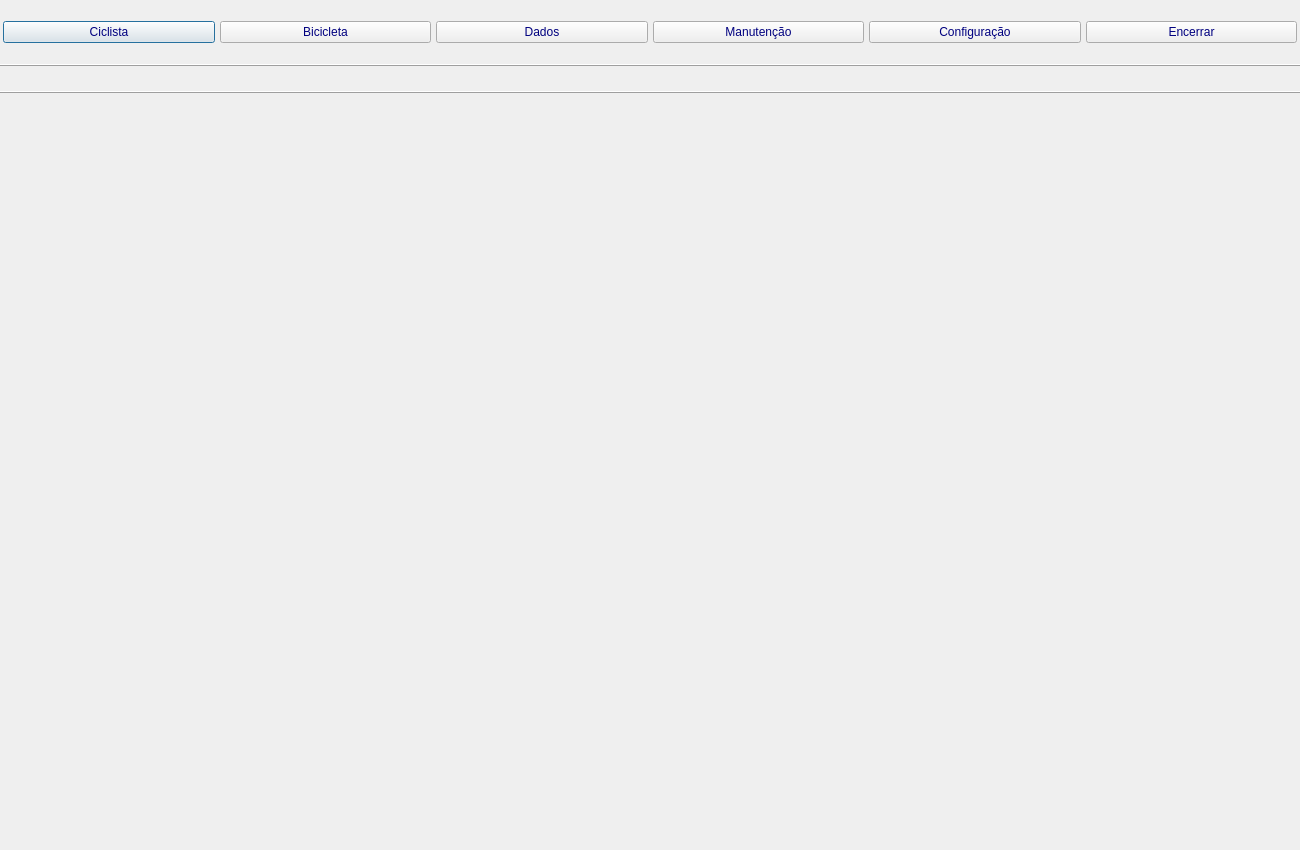
LasFreitas/Bike, file Screen/frmMain.ui: the form before one commit.
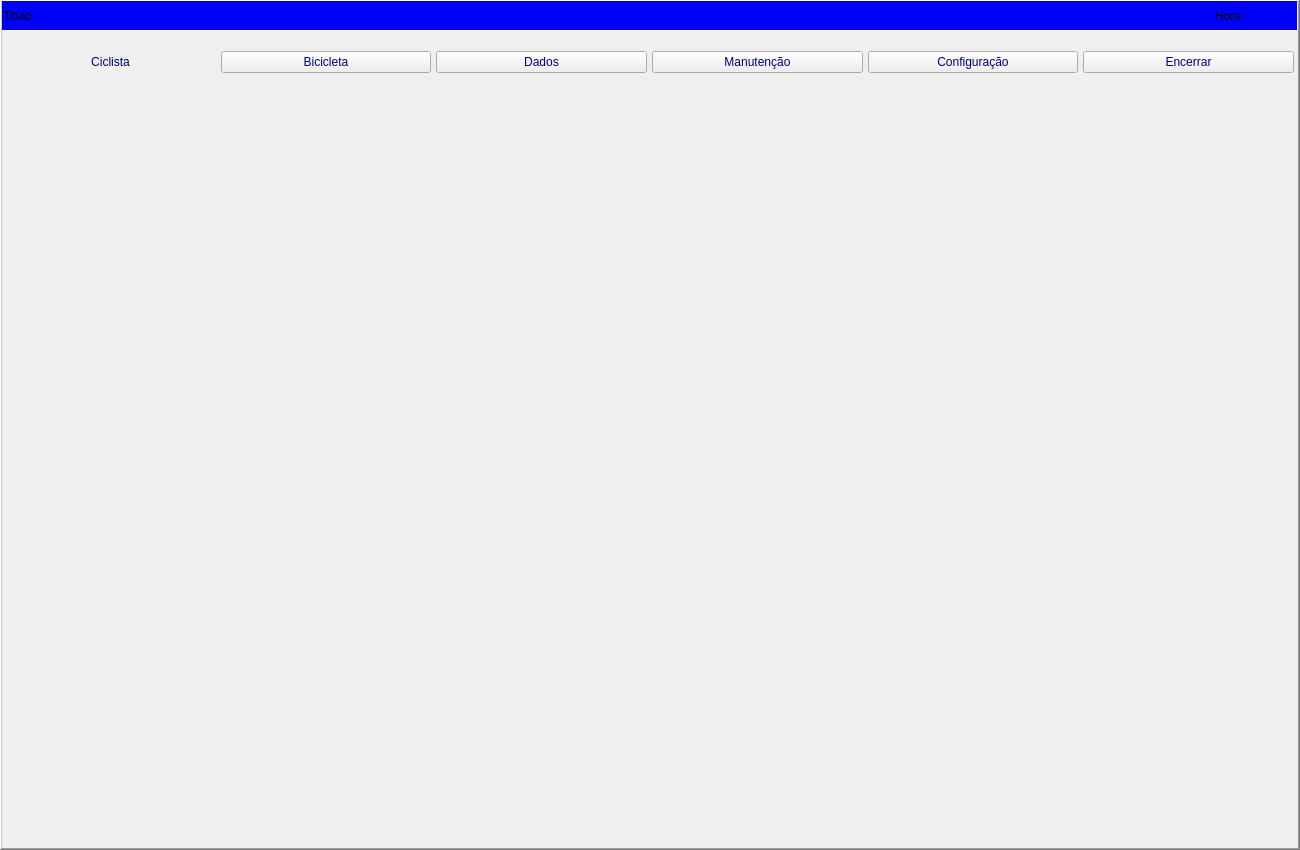
The form after the commit. Icons and pictures are not drawn.

Patch:
```diff
--- a/Screen/frmMain.ui
+++ b/Screen/frmMain.ui
@@ -13,34 +13,37 @@
     <height>850</height>
    </rect>
   </property>
-  <property name="minimumSize">
-   <size>
-    <width>1300</width>
-    <height>850</height>
-   </size>
-  </property>
-  <property name="maximumSize">
-   <size>
-    <width>1300</width>
-    <height>850</height>
-   </size>
-  </property>
   <property name="windowTitle">
    <string>Dialog</string>
   </property>
-  <property name="modal">
-   <bool>true</bool>
+  <widget class="QFrame" name="frame">
+   <property name="geometry">
+    <rect>
+     <x>0</x>
+     <y>0</y>
+     <width>1300</width>
+     <height>850</height>
+    </rect>
+   </property>
+   <property name="accessibleName">
+    <string/>
+   </property>
+   <property name="frameShape">
+    <enum>QFrame::WinPanel</enum>
+   </property>
+   <property name="frameShadow">
+    <enum>QFrame::Raised</enum>
   </property>
   <widget class="QWidget" name="horizontalLayoutWidget">
    <property name="geometry">
     <rect>
-     <x>0</x>
-     <y>-1</y>
-     <width>1300</width>
-     <height>67</height>
-    </rect>
-   </property>
-   <layout class="QHBoxLayout" name="qhvMenu">
+      <x>2</x>
+      <y>32</y>
+      <width>1295</width>
+      <height>60</height>
+     </rect>
+    </property>
+    <layout class="QHBoxLayout" name="qhvMenu_2">
     <property name="spacing">
      <number>5</number>
     </property>
@@ -51,13 +54,13 @@
      <number>3</number>
     </property>
     <property name="topMargin">
-     <number>1</number>
+      <number>0</number>
     </property>
     <property name="rightMargin">
      <number>3</number>
     </property>
     <property name="bottomMargin">
-     <number>1</number>
+      <number>0</number>
     </property>
     <item>
      <widget class="QPushButton" name="pbUser">
@@ -81,6 +84,9 @@
         <height>48</height>
        </size>
       </property>
+       <property name="flat">
+        <bool>true</bool>
+       </property>
      </widget>
     </item>
     <item>
@@ -214,54 +220,171 @@
     </item>
    </layout>
   </widget>
-  <widget class="Line" name="line_3">
+   <widget class="Line" name="line">
    <property name="geometry">
     <rect>
-     <x>0</x>
-     <y>60</y>
-     <width>1305</width>
-     <height>10</height>
-    </rect>
-   </property>
-   <property name="frameShadow">
-    <enum>QFrame::Raised</enum>
-   </property>
-   <property name="lineWidth">
-    <number>1</number>
-   </property>
+      <x>2</x>
+      <y>28</y>
+      <width>1295</width>
+      <height>5</height>
+     </rect>
+    </property>
    <property name="orientation">
     <enum>Qt::Horizontal</enum>
    </property>
   </widget>
+   <widget class="QFrame" name="frTittle">
+    <property name="geometry">
+     <rect>
+      <x>2</x>
+      <y>1</y>
+      <width>1295</width>
+      <height>29</height>
+     </rect>
+    </property>
+    <property name="accessibleName">
+     <string>SYS</string>
+    </property>
+    <property name="styleSheet">
+     <string notr="true">background-color: rgb(0, 0, 255);</string>
+    </property>
+    <property name="frameShape">
+     <enum>QFrame::StyledPanel</enum>
+    </property>
+    <property name="frameShadow">
+     <enum>QFrame::Raised</enum>
+    </property>
   <widget class="QWidget" name="horizontalLayoutWidget_2">
    <property name="geometry">
     <rect>
-     <x>-1</x>
-     <y>68</y>
-     <width>1301</width>
-     <height>22</height>
-    </rect>
-   </property>
-   <layout class="QHBoxLayout" name="horizontalLayout_2"/>
-  </widget>
-  <widget class="Line" name="line_4">
-   <property name="geometry">
-    <rect>
-     <x>0</x>
-     <y>87</y>
-     <width>1305</width>
-     <height>10</height>
-    </rect>
-   </property>
-   <property name="frameShadow">
-    <enum>QFrame::Raised</enum>
-   </property>
-   <property name="lineWidth">
-    <number>1</number>
-   </property>
+       <x>1</x>
+       <y>2</y>
+       <width>1295</width>
+       <height>26</height>
+      </rect>
+     </property>
+     <layout class="QHBoxLayout" name="horizontalLayout_3">
+      <item>
+       <widget class="QLabel" name="lbTittle">
+        <property name="sizePolicy">
+         <sizepolicy hsizetype="Expanding" vsizetype="Expanding">
+          <horstretch>0</horstretch>
+          <verstretch>0</verstretch>
+         </sizepolicy>
+        </property>
+        <property name="minimumSize">
+         <size>
+          <width>300</width>
+          <height>0</height>
+         </size>
+        </property>
+        <property name="maximumSize">
+         <size>
+          <width>300</width>
+          <height>16777215</height>
+         </size>
+        </property>
+        <property name="accessibleName">
+         <string>SYS</string>
+        </property>
+        <property name="text">
+         <string>Titulo</string>
+        </property>
+        <property name="alignment">
+         <set>Qt::AlignLeading|Qt::AlignLeft|Qt::AlignVCenter</set>
+        </property>
+        <property name="margin">
+         <number>2</number>
+        </property>
+       </widget>
+      </item>
+      <item>
+       <spacer name="horizontalSpacer_2">
    <property name="orientation">
     <enum>Qt::Horizontal</enum>
    </property>
+        <property name="sizeHint" stdset="0">
+         <size>
+          <width>40</width>
+          <height>20</height>
+         </size>
+        </property>
+       </spacer>
+      </item>
+      <item>
+       <widget class="QLabel" name="lbTimer">
+        <property name="sizePolicy">
+         <sizepolicy hsizetype="Minimum" vsizetype="Expanding">
+          <horstretch>0</horstretch>
+          <verstretch>0</verstretch>
+         </sizepolicy>
+        </property>
+        <property name="minimumSize">
+         <size>
+          <width>80</width>
+          <height>0</height>
+         </size>
+        </property>
+        <property name="maximumSize">
+         <size>
+          <width>80</width>
+          <height>16777215</height>
+         </size>
+        </property>
+        <property name="accessibleName">
+         <string>SYS</string>
+        </property>
+        <property name="text">
+         <string>Hora</string>
+        </property>
+        <property name="alignment">
+         <set>Qt::AlignCenter</set>
+        </property>
+       </widget>
+      </item>
+      <item>
+       <widget class="QLabel" name="lbClose">
+        <property name="sizePolicy">
+         <sizepolicy hsizetype="Preferred" vsizetype="Preferred">
+          <horstretch>0</horstretch>
+          <verstretch>0</verstretch>
+         </sizepolicy>
+        </property>
+        <property name="minimumSize">
+         <size>
+          <width>24</width>
+          <height>24</height>
+         </size>
+        </property>
+        <property name="maximumSize">
+         <size>
+          <width>24</width>
+          <height>24</height>
+         </size>
+        </property>
+        <property name="accessibleName">
+         <string>SYS</string>
+        </property>
+        <property name="text">
+         <string/>
+        </property>
+        <property name="pixmap">
+         <pixmap>../../../../NET/ATUAL/FIN/Icon/Close.png</pixmap>
+        </property>
+        <property name="scaledContents">
+         <bool>true</bool>
+        </property>
+        <property name="alignment">
+         <set>Qt::AlignCenter</set>
+        </property>
+        <property name="margin">
+         <number>2</number>
+        </property>
+       </widget>
+      </item>
+     </layout>
+    </widget>
+   </widget>
   </widget>
  </widget>
  <resources/>
```
Left out of the diff: 3 changed lines with no effect on the pictures. Lines whose indentation alone changed are shown as unchanged.
